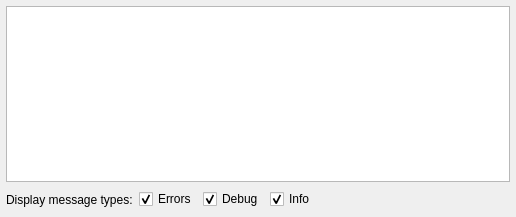
Above: src/lib/luma/base/utils/gui/LoggerWidgetDesign.ui from einaru/luma before the change. Below: the same form after it.
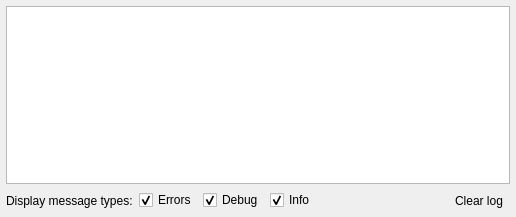
That is the form after the change.

Commit message: Working logging to the widget + small tweaks to code.

The edit to the form file:
```diff
--- a/src/lib/luma/base/utils/gui/LoggerWidgetDesign.ui
+++ b/src/lib/luma/base/utils/gui/LoggerWidgetDesign.ui
@@ -85,7 +85,7 @@
         <string>Clear</string>
        </property>
        <property name="text">
-        <string/>
+        <string>Clear log</string>
        </property>
        <property name="autoRaise">
         <bool>true</bool>
```
Left out of the diff: 55 changed lines with no effect on the pictures. The commit also changes 6 other files.
